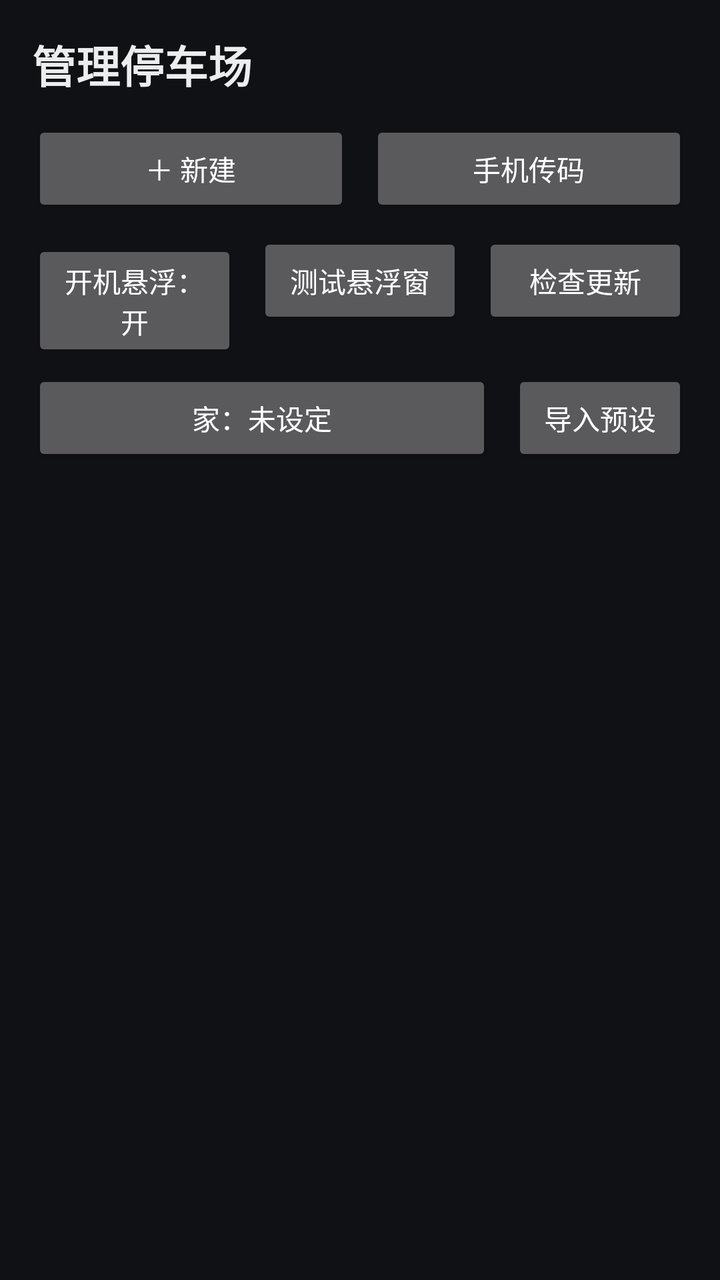
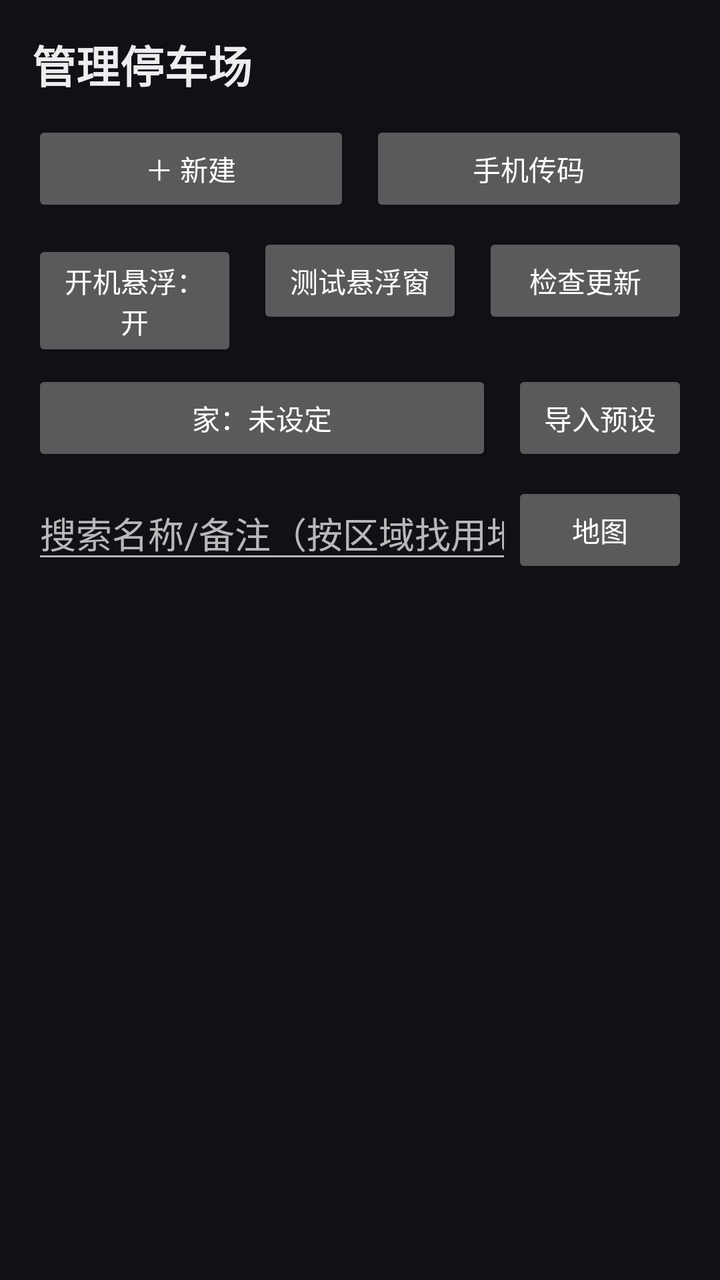

Two renders of the same Android screen: before a commit and after it. Below are the layout's source before the change and the commit's diff.
<!-- AndroidManifest.xml: application theme Theme.ParkQR -->
<!-- res/layout/activity_manage.xml -->
<?xml version="1.0" encoding="utf-8"?>
<LinearLayout xmlns:android="http://schemas.android.com/apk/res/android"
    android:layout_width="match_parent"
    android:layout_height="match_parent"
    android:orientation="vertical"
    android:background="@color/bg"
    android:padding="16dp">

    <TextView
        android:layout_width="match_parent"
        android:layout_height="wrap_content"
        android:textColor="@color/text"
        android:textSize="22sp"
        android:textStyle="bold"
        android:text="管理停车场" />

    <LinearLayout
        android:layout_width="match_parent"
        android:layout_height="wrap_content"
        android:layout_marginTop="12dp"
        android:orientation="horizontal">

        <Button
            android:id="@+id/btnNew"
            android:layout_width="0dp"
            android:layout_height="wrap_content"
            android:layout_weight="1"
            android:text="＋ 新建" />

        <Space android:layout_width="10dp" android:layout_height="1dp" />

        <Button
            android:id="@+id/btnServer"
            android:layout_width="0dp"
            android:layout_height="wrap_content"
            android:layout_weight="1"
            android:text="手机传码" />
    </LinearLayout>

    <LinearLayout
        android:layout_width="match_parent"
        android:layout_height="wrap_content"
        android:layout_marginTop="8dp"
        android:orientation="horizontal">

        <Button
            android:id="@+id/btnBootOverlay"
            android:layout_width="0dp"
            android:layout_height="wrap_content"
            android:layout_weight="1"
            android:text="开机悬浮：开" />

        <Space android:layout_width="10dp" android:layout_height="1dp" />

        <Button
            android:id="@+id/btnTestOverlay"
            android:layout_width="0dp"
            android:layout_height="wrap_content"
            android:layout_weight="1"
            android:text="测试悬浮窗" />

        <Space android:layout_width="10dp" android:layout_height="1dp" />

        <Button
            android:id="@+id/btnUpdate"
            android:layout_width="0dp"
            android:layout_height="wrap_content"
            android:layout_weight="1"
            android:text="检查更新" />
    </LinearLayout>

    <LinearLayout
        android:layout_width="match_parent"
        android:layout_height="wrap_content"
        android:layout_marginTop="8dp"
        android:orientation="horizontal">

        <Button
            android:id="@+id/btnHome"
            android:layout_width="0dp"
            android:layout_height="wrap_content"
            android:layout_weight="1"
            android:text="家：未设定" />

        <Space android:layout_width="10dp" android:layout_height="1dp" />

        <Button
            android:id="@+id/btnImport"
            android:layout_width="wrap_content"
            android:layout_height="wrap_content"
            android:text="导入预设" />
    </LinearLayout>

    <androidx.recyclerview.widget.RecyclerView
        android:id="@+id/list"
        android:layout_width="match_parent"
        android:layout_height="0dp"
        android:layout_weight="1"
        android:layout_marginTop="12dp"
        android:clipToPadding="false" />

    <TextView
        android:id="@+id/emptyHint"
        android:layout_width="match_parent"
        android:layout_height="wrap_content"
        android:layout_marginTop="24dp"
        android:gravity="center"
        android:textColor="@color/text_dim"
        android:visibility="gone"
        android:text="还没有停车场" />
</LinearLayout>
<!-- resources referenced by this layout -->
<resources>
  <color name="bg">#FF101114</color>
  <color name="text">#FFECEDEE</color>
  <color name="text_dim">#FF8A8F98</color>
  <style name="Theme.ParkQR" parent="Theme.MaterialComponents.NoActionBar">
          <item name="android:windowBackground">@color/bg</item>
          <item name="colorPrimary">@color/accent</item>
          <item name="colorAccent">@color/accent</item>
      </style>
  <color name="accent">#FF3B7DED</color>
</resources>

<!-- the commit's change to res/layout/activity_manage.xml (unified diff, before → after) -->
@@ -91,6 +91,29 @@
             android:text="导入预设" />
     </LinearLayout>
 
+    <LinearLayout
+        android:layout_width="match_parent"
+        android:layout_height="wrap_content"
+        android:layout_marginTop="8dp"
+        android:orientation="horizontal"
+        android:gravity="center_vertical">
+
+        <EditText
+            android:id="@+id/inSearch"
+            android:layout_width="0dp"
+            android:layout_height="wrap_content"
+            android:layout_weight="1"
+            android:hint="搜索名称/备注（按区域找用地图）"
+            android:maxLines="1"
+            android:inputType="text" />
+
+        <Button
+            android:id="@+id/btnMap"
+            android:layout_width="wrap_content"
+            android:layout_height="wrap_content"
+            android:text="地图" />
+    </LinearLayout>
+
     <androidx.recyclerview.widget.RecyclerView
         android:id="@+id/list"
         android:layout_width="match_parent"
